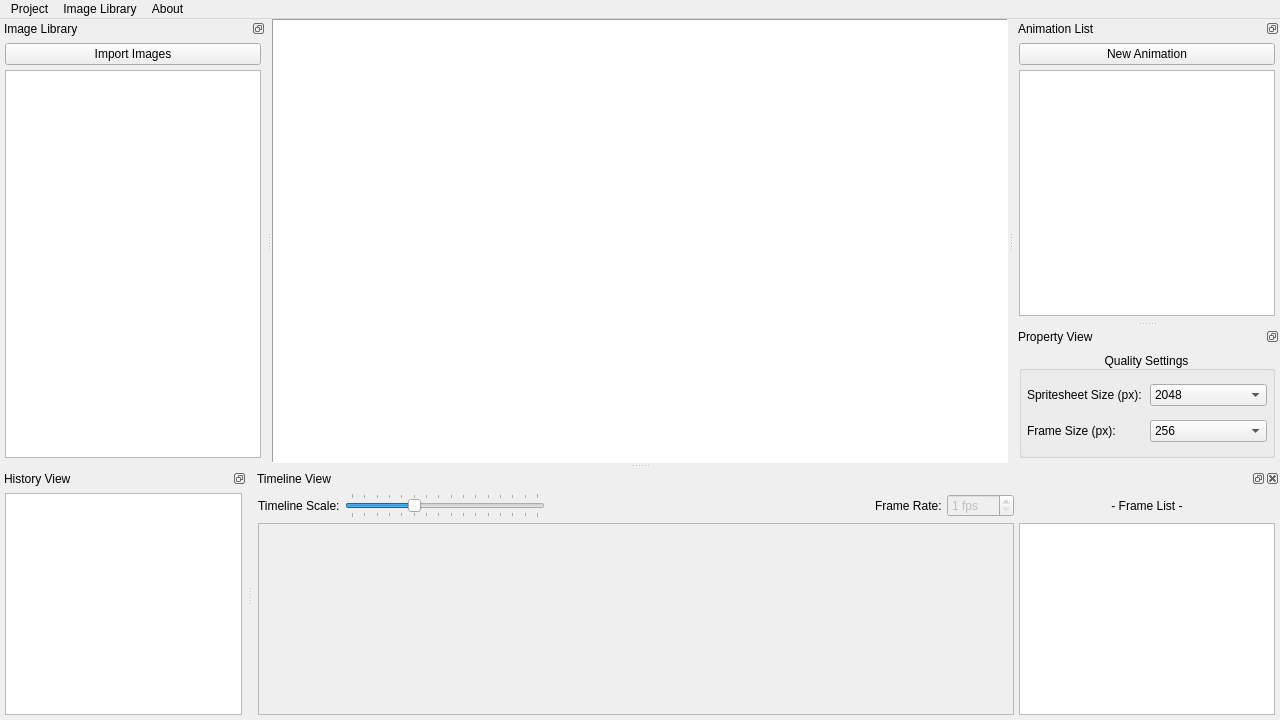
BluFedora/SR-Spritesheet-Manager, file Project/Source/mainwindow.ui: the form before one commit.
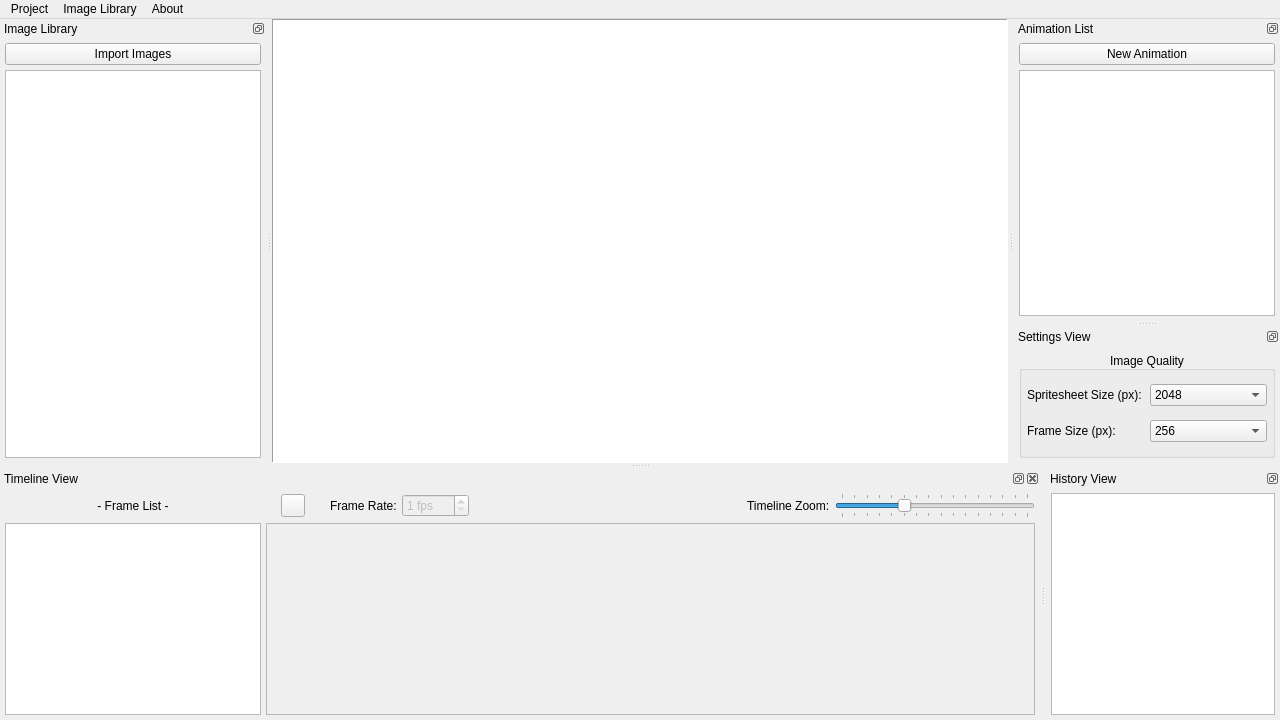
The form after the commit. Icons and pictures are not drawn. Custom widgets are drawn as their Qt base class.

Commit message:
Animation Timeline Editing
~8hrs
- The timeline is now fully usabled and allows for resizing anf reordering frames.
- Made loading of dragged in files much faster by just regenerating the texture atlas after loading all urls.
- The AnimationPreview scene now has panning and zooming.
- Started playing around with making a play / pause button for the timeline.
- Fixed loading code that broke from reordering some called in the "Project::open" method.
- Animations can now safely swap frames.
- The AnimationPreview now has a much nicer background (white-gray grid).

Diff of the .ui file:
```diff
--- a/Project/Source/mainwindow.ui
+++ b/Project/Source/mainwindow.ui
@@ -57,6 +57,18 @@
       <property name="midLineWidth">
        <number>1</number>
       </property>
+      <property name="verticalScrollBarPolicy">
+       <enum>Qt::ScrollBarAlwaysOff</enum>
+      </property>
+      <property name="horizontalScrollBarPolicy">
+       <enum>Qt::ScrollBarAlwaysOff</enum>
+      </property>
+      <property name="sizeAdjustPolicy">
+       <enum>QAbstractScrollArea::AdjustToContentsOnFirstShow</enum>
+      </property>
+      <property name="viewportUpdateMode">
+       <enum>QGraphicsView::FullViewportUpdate</enum>
+      </property>
      </widget>
     </item>
    </layout>
@@ -185,7 +197,7 @@
         <enum>Qt::MoveAction</enum>
        </property>
        <property name="alternatingRowColors">
-        <bool>true</bool>
+        <bool>false</bool>
        </property>
        <property name="selectionBehavior">
         <enum>QAbstractItemView::SelectRows</enum>
@@ -240,40 +252,7 @@
    <addaction name="menuImage_Library"/>
    <addaction name="menuAbout"/>
   </widget>
-  <widget class="QDockWidget" name="dockWidget_2">
-   <property name="features">
-    <set>QDockWidget::DockWidgetFloatable|QDockWidget::DockWidgetMovable</set>
-   </property>
-   <property name="windowTitle">
-    <string>History View</string>
-   </property>
-   <attribute name="dockWidgetArea">
-    <number>8</number>
-   </attribute>
-   <widget class="QWidget" name="dockWidgetContents_4">
-    <layout class="QGridLayout" name="gridLayout_5">
-     <property name="leftMargin">
-      <number>5</number>
-     </property>
-     <property name="topMargin">
-      <number>5</number>
-     </property>
-     <property name="rightMargin">
-      <number>5</number>
-     </property>
-     <property name="bottomMargin">
-      <number>5</number>
-     </property>
-     <property name="spacing">
-      <number>5</number>
-     </property>
-     <item row="0" column="0">
-      <widget class="QUndoView" name="m_UndoView"/>
-     </item>
-    </layout>
-   </widget>
-  </widget>
-  <widget class="QDockWidget" name="dockWidget_3">
+  <widget class="QDockWidget" name="m_DockTimelineView">
    <property name="sizePolicy">
     <sizepolicy hsizetype="MinimumExpanding" vsizetype="MinimumExpanding">
      <horstretch>0</horstretch>
@@ -306,17 +285,7 @@
      <property name="spacing">
       <number>5</number>
      </property>
-     <item row="0" column="6">
-      <widget class="QLabel" name="label">
-       <property name="text">
-        <string>- Frame List -</string>
-       </property>
-       <property name="alignment">
-        <set>Qt::AlignCenter</set>
-       </property>
-      </widget>
-     </item>
-     <item row="0" column="2">
+     <item row="0" column="10">
       <widget class="QSlider" name="m_TimelineFrameSizeSlider">
        <property name="sizePolicy">
         <sizepolicy hsizetype="Preferred" vsizetype="Fixed">
@@ -353,14 +322,47 @@
        </property>
       </widget>
      </item>
-     <item row="0" column="1">
-      <widget class="QLabel" name="label_2">
-       <property name="text">
-        <string>Timeline Scale:</string>
-       </property>
-      </widget>
-     </item>
      <item row="0" column="3">
+      <spacer name="horizontalSpacer">
+       <property name="orientation">
+        <enum>Qt::Horizontal</enum>
+       </property>
+       <property name="sizeType">
+        <enum>QSizePolicy::Fixed</enum>
+       </property>
+       <property name="sizeHint" stdset="0">
+        <size>
+         <width>15</width>
+         <height>20</height>
+        </size>
+       </property>
+      </spacer>
+     </item>
+     <item row="0" column="4">
+      <widget class="QLabel" name="label_3">
+       <property name="text">
+        <string>Frame Rate:</string>
+       </property>
+      </widget>
+     </item>
+     <item row="0" column="2">
+      <widget class="QToolButton" name="m_TimelinePlayButton">
+       <property name="text">
+        <string/>
+       </property>
+      </widget>
+     </item>
+     <item row="0" column="0">
+      <widget class="QLabel" name="label">
+       <property name="text">
+        <string>- Frame List -</string>
+       </property>
+       <property name="alignment">
+        <set>Qt::AlignCenter</set>
+       </property>
+      </widget>
+     </item>
+     <item row="0" column="8">
       <spacer name="horizontalSpacer_4">
        <property name="orientation">
         <enum>Qt::Horizontal</enum>
@@ -373,7 +375,7 @@
        </property>
       </spacer>
      </item>
-     <item row="1" column="6">
+     <item row="1" column="0">
       <widget class="FrameListView" name="m_FrameList">
        <property name="sizePolicy">
         <sizepolicy hsizetype="Minimum" vsizetype="Expanding">
@@ -413,13 +415,6 @@
        </property>
       </widget>
      </item>
-     <item row="0" column="4">
-      <widget class="QLabel" name="label_3">
-       <property name="text">
-        <string>Frame Rate:</string>
-       </property>
-      </widget>
-     </item>
      <item row="0" column="5">
       <widget class="QSpinBox" name="m_TimelineFpsSpinbox">
        <property name="enabled">
@@ -436,7 +431,30 @@
        </property>
       </widget>
      </item>
-     <item row="1" column="1" colspan="5">
+     <item row="0" column="9">
+      <widget class="QLabel" name="label_2">
+       <property name="text">
+        <string>Timeline Zoom:</string>
+       </property>
+      </widget>
+     </item>
+     <item row="0" column="1">
+      <spacer name="horizontalSpacer_2">
+       <property name="orientation">
+        <enum>Qt::Horizontal</enum>
+       </property>
+       <property name="sizeType">
+        <enum>QSizePolicy::Fixed</enum>
+       </property>
+       <property name="sizeHint" stdset="0">
+        <size>
+         <width>10</width>
+         <height>20</height>
+        </size>
+       </property>
+      </spacer>
+     </item>
+     <item row="1" column="1" colspan="10">
       <widget class="QScrollArea" name="scrollArea">
        <property name="verticalScrollBarPolicy">
         <enum>Qt::ScrollBarAlwaysOff</enum>
@@ -458,7 +476,7 @@
          <rect>
           <x>0</x>
           <y>0</y>
-          <width>754</width>
+          <width>767</width>
           <height>190</height>
          </rect>
         </property>
@@ -488,7 +506,7 @@
     <set>QDockWidget::DockWidgetFloatable|QDockWidget::DockWidgetMovable</set>
    </property>
    <property name="windowTitle">
-    <string>Property View</string>
+    <string>Settings View</string>
    </property>
    <attribute name="dockWidgetArea">
     <number>2</number>
@@ -525,7 +543,7 @@
         </sizepolicy>
        </property>
        <property name="title">
-        <string>Quality Settings</string>
+        <string>Image Quality</string>
        </property>
        <property name="alignment">
         <set>Qt::AlignBottom|Qt::AlignHCenter</set>
@@ -643,6 +661,39 @@
     </layout>
    </widget>
   </widget>
+  <widget class="QDockWidget" name="m_DockHistoryView">
+   <property name="features">
+    <set>QDockWidget::DockWidgetFloatable|QDockWidget::DockWidgetMovable</set>
+   </property>
+   <property name="windowTitle">
+    <string>History View</string>
+   </property>
+   <attribute name="dockWidgetArea">
+    <number>8</number>
+   </attribute>
+   <widget class="QWidget" name="dockWidgetContents_4">
+    <layout class="QGridLayout" name="gridLayout_5">
+     <property name="leftMargin">
+      <number>5</number>
+     </property>
+     <property name="topMargin">
+      <number>5</number>
+     </property>
+     <property name="rightMargin">
+      <number>5</number>
+     </property>
+     <property name="bottomMargin">
+      <number>5</number>
+     </property>
+     <property name="spacing">
+      <number>5</number>
+     </property>
+     <item row="0" column="0">
+      <widget class="QUndoView" name="m_UndoView"/>
+     </item>
+    </layout>
+   </widget>
+  </widget>
   <action name="m_ActionProjectSave">
    <property name="icon">
     <iconset resource="../Resources/ResourceFile.qrc">
@@ -692,6 +743,8 @@
     <string>About Qt</string>
    </property>
   </action>
+  <zorder>m_DockTimelineView</zorder>
+  <zorder>m_DockHistoryView</zorder>
   <zorder>m_AnimationListDock</zorder>
   <zorder>m_DockPropertyView</zorder>
  </widget>
```
The commit also changes 22 other files.
